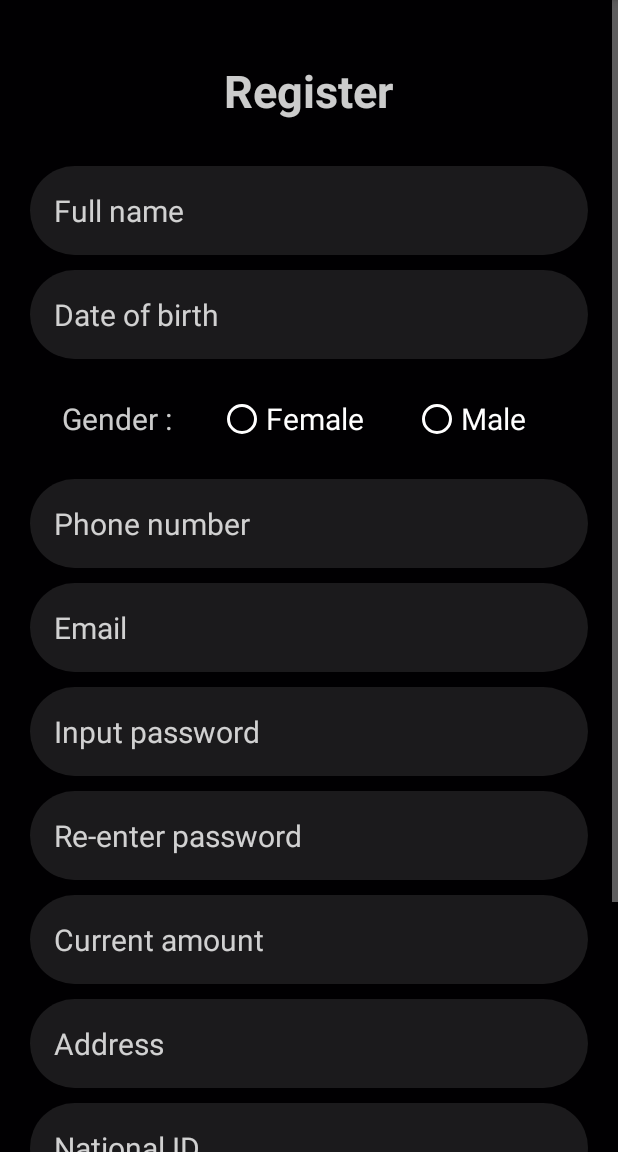
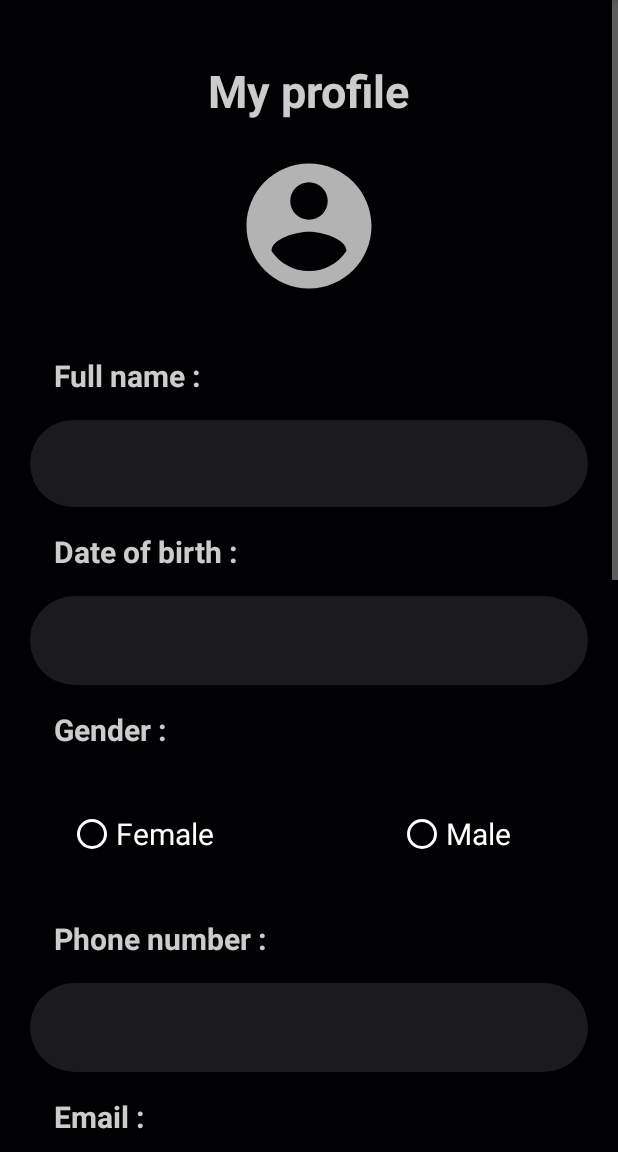
Before and after one commit to phamquocduy1110/LearnFireBase, an Android app: the ProfileActivity screen opened directly, with no data from a screen before it, on a phone screen of 412 x 824 dp, the part 84-1236 px from its top. Run offline under Robolectric (Android 15) with nearby library versions, the phone set to English and light mode, and no system bars.

Commit message:
- Create ProfileActivity - Code function for LoginActivity

```diff
--- a/app/src/main/AndroidManifest.xml
+++ b/app/src/main/AndroidManifest.xml
@@ -9,13 +9,14 @@
         android:roundIcon="@mipmap/ic_launcher_round"
         android:supportsRtl="true"
         android:theme="@style/Theme.Design">
-        <activity android:name=".HomeActivity">
+        <activity android:name=".LoginActivity">
             <intent-filter>
                 <action android:name="android.intent.action.MAIN" />
                 <category android:name="android.intent.category.LAUNCHER" />
             </intent-filter>
         </activity>
         <activity android:name=".RegisterActivity"></activity>
-        <activity android:name=".MainActivity"></activity>
+        <activity android:name=".HomeActivity"></activity>
+        <activity android:name=".ProfileActivity"></activity>
     </application>
 </manifest>
--- a/app/src/main/java/com/example/learnfirebase/MainActivity.java
+++ b/app/src/main/java/com/example/learnfirebase/ProfileActivity.java
@@ -4,11 +4,11 @@ import androidx.appcompat.app.AppCompatActivity;
 
 import android.os.Bundle;
 
-public class MainActivity extends AppCompatActivity {
+public class ProfileActivity extends AppCompatActivity {
 
     @Override
     protected void onCreate(Bundle savedInstanceState) {
         super.onCreate(savedInstanceState);
-        setContentView(R.layout.activity_register);
+        setContentView(R.layout.activity_profile);
     }
 }
--- a/app/src/main/java/com/example/learnfirebase/RegisterActivity.java
+++ b/app/src/main/java/com/example/learnfirebase/RegisterActivity.java
@@ -160,7 +160,7 @@ public class RegisterActivity extends AppCompatActivity {
                                             Logger.getLogger("Error").warning("failed " + e.getMessage());
                                         }
                                     });
-                                    startActivity(new Intent(getApplicationContext(),MainActivity.class));
+                                    startActivity(new Intent(getApplicationContext(), ProfileActivity.class));
                                 }
                             }).addOnFailureListener(new OnFailureListener() {
                                 @Override
--- a/app/src/main/res/layout/activity_home.xml
+++ b/app/src/main/res/layout/activity_home.xml
@@ -273,6 +273,7 @@
                         android:background="@drawable/button_background"
                         android:gravity="center">
                         <ImageView
+                            android:id="@+id/AccountInfromation"
                             android:layout_width="64dp"
                             android:layout_height="64dp"
                             android:background="@drawable/background_icon_homepage"
```
Also changed, not shown: app/src/main/java/com/example/learnfirebase/HomeActivity.java (+15 -0 lines), app/src/main/java/com/example/learnfirebase/LoginActivity.java (+46 -1 lines).
